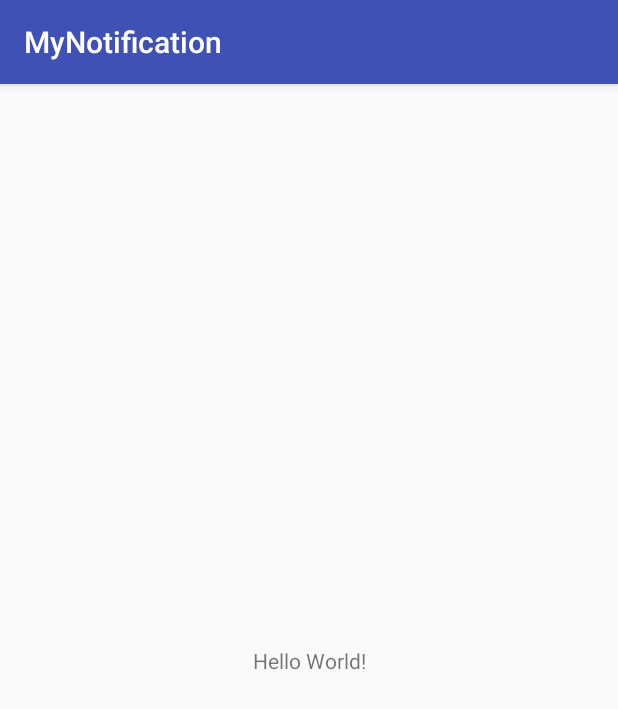
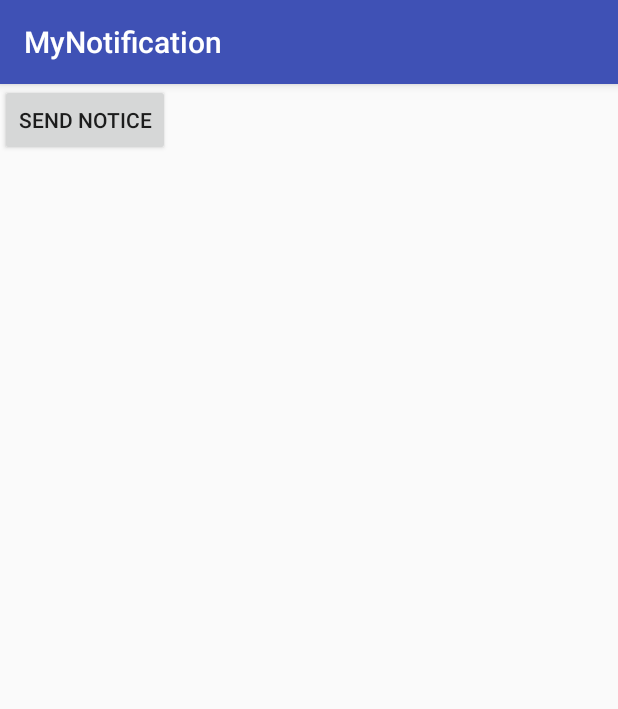
Before and after one commit to HWguolifeng/MyNotification, an Android app: the screen it shows after launch (MainActivity), on a phone screen of 412 x 824 dp. Shown: the top 709 px of the screen. Run offline under Robolectric (Android 15) with nearby library versions, the phone set to English and light mode, and no system bars.

```diff
--- a/app/src/main/res/layout/activity_main.xml
+++ b/app/src/main/res/layout/activity_main.xml
@@ -1,19 +1,13 @@
 <?xml version="1.0" encoding="utf-8"?>
-<android.support.constraint.ConstraintLayout
-    xmlns:android="http://schemas.android.com/apk/res/android"
-    xmlns:app="http://schemas.android.com/apk/res-auto"
-    xmlns:tools="http://schemas.android.com/tools"
-    android:layout_width="match_parent"
-    android:layout_height="match_parent"
-    tools:context="com.guolifeng.android.mynotification.MainActivity">
+<LinearLayout xmlns:android="http://schemas.android.com/apk/res/android"
+              android:orientation="vertical"
+              android:layout_width="match_parent"
+              android:layout_height="match_parent">
 
-    <TextView
+    <Button
+        android:id="@+id/send_notice"
         android:layout_width="wrap_content"
         android:layout_height="wrap_content"
-        android:text="Hello World!"
-        app:layout_constraintBottom_toBottomOf="parent"
-        app:layout_constraintLeft_toLeftOf="parent"
-        app:layout_constraintRight_toRightOf="parent"
-        app:layout_constraintTop_toTopOf="parent"/>
+        android:text="@string/send_notice" />
 
-</android.support.constraint.ConstraintLayout>
+</LinearLayout>
--- a/app/src/main/res/values/strings.xml
+++ b/app/src/main/res/values/strings.xml
@@ -1,3 +1,4 @@
 <resources>
     <string name="app_name">MyNotification</string>
+    <string name="send_notice">Send notice</string>
 </resources>
```
Also changed, not shown: app/src/main/java/com/guolifeng/android/mynotification/MainActivity.java (+42 -2 lines).
